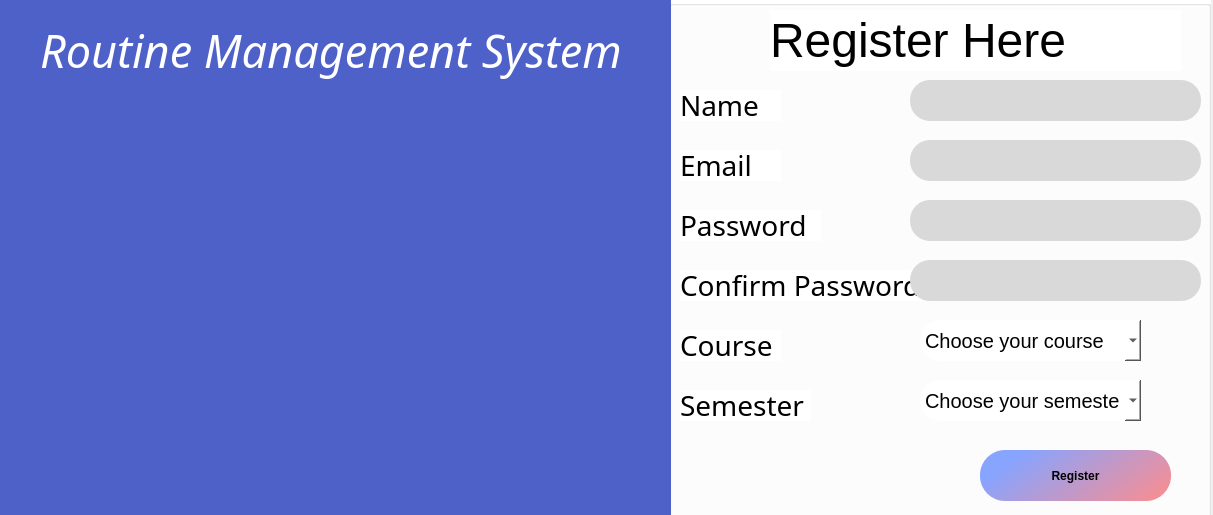
First picture: the form in registration.ui, repository pantshaswat/RMS, before the edit.
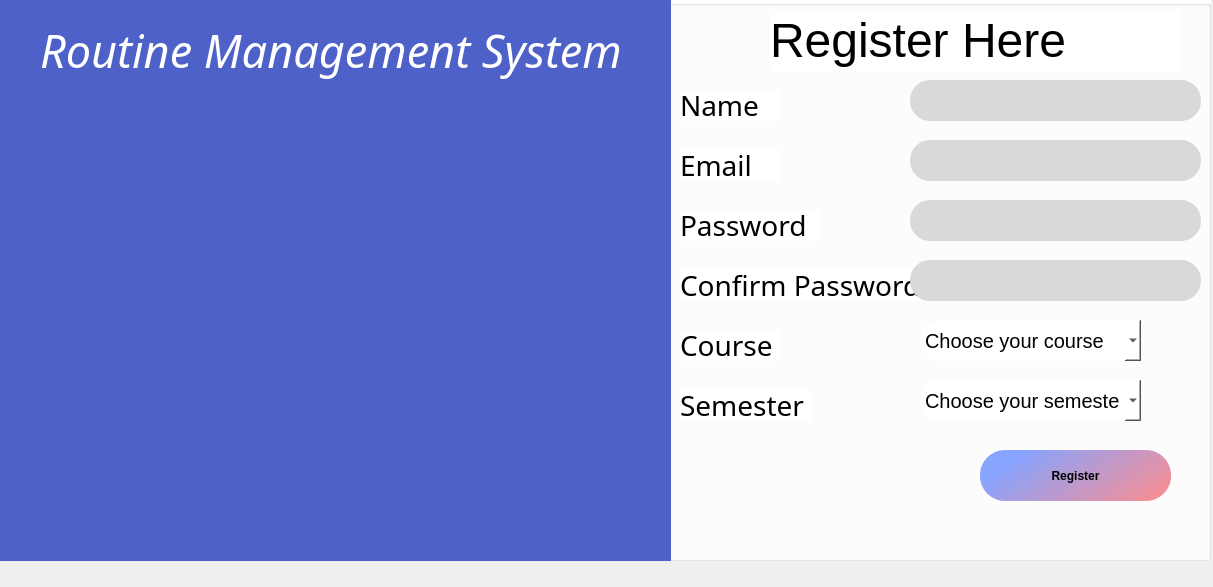
Second picture: the form after the edit. Icons and pictures are not drawn.

Patch:
```diff
--- a/registration.ui
+++ b/registration.ui
@@ -7,7 +7,7 @@
     <x>0</x>
     <y>0</y>
     <width>1213</width>
-    <height>515</height>
+    <height>587</height>
    </rect>
   </property>
   <property name="windowTitle">
```
Left out of the diff: 14 changed lines with no effect on the pictures.
